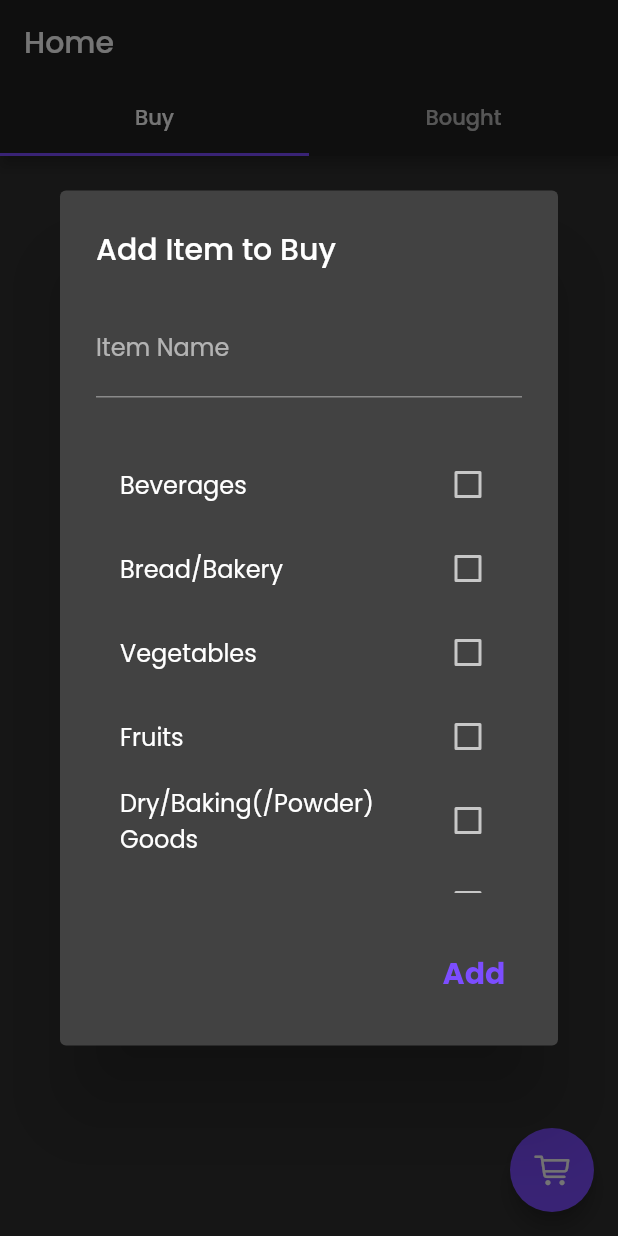
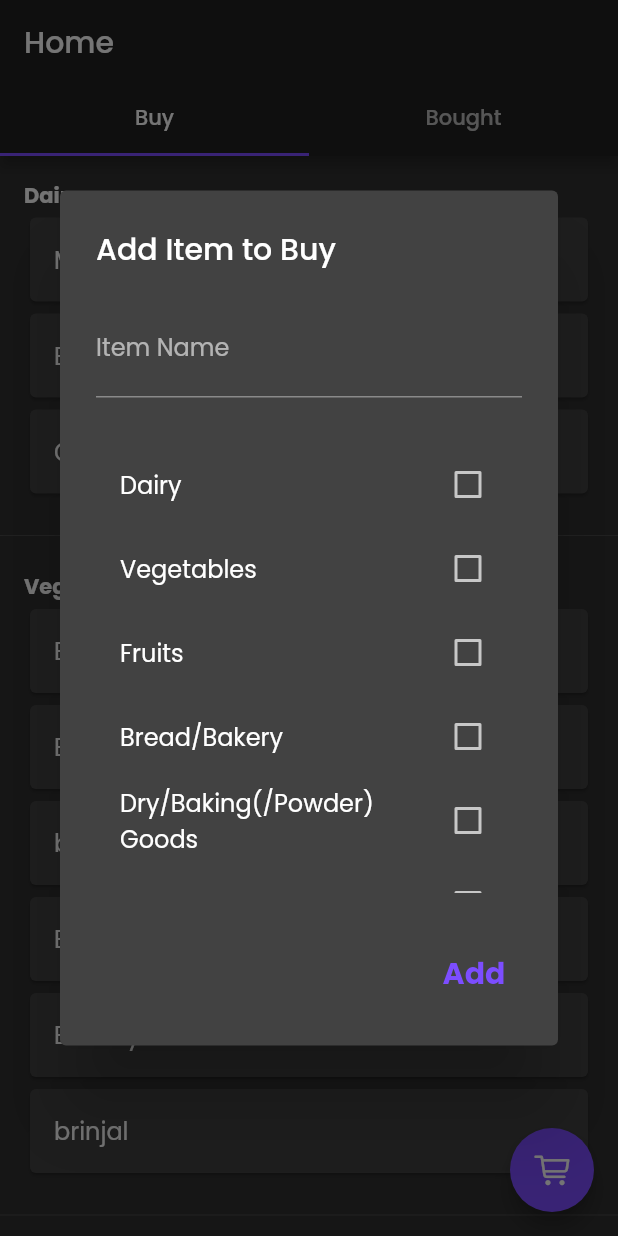
Before and after one commit to vivekpatel99/MyGroceriesListApp, a Flutter app: the screen it shows after launch, after a tap on an icon or button, on a phone screen of 412 x 824 dp. Run offline on Flutter 3.47's test engine with Material 2 defaults, Android fonts, the phone set to English and light mode, and no system bars; our stand-ins replace google_fonts.

Commit message:
buy page done

```diff
--- a/lib/models/catagory_item_model.dart
+++ b/lib/models/catagory_item_model.dart
@@ -1,3 +1,5 @@
+import 'package:my_grocery_list/models/item_model.dart';
+
 class CatagoryItem {
   final int id;
   final String catagoryName;
@@ -30,15 +32,46 @@ class CatagoryItem {
 */
 class CatagoryItemModel {
   static final catagoryItemList = [
-    CatagoryItem(id: 1, catagoryName: 'Beverages', isCheck: false),
-    CatagoryItem(id: 2, catagoryName: 'Bread/Bakery', isCheck: false),
-    CatagoryItem(id: 3, catagoryName: 'Vegetables', isCheck: false),
-    CatagoryItem(id: 4, catagoryName: 'Fruits', isCheck: false),
+    CatagoryItem(id: 1, catagoryName: 'Dairy', isCheck: false),
+    CatagoryItem(id: 2, catagoryName: 'Vegetables', isCheck: false),
+    CatagoryItem(id: 3, catagoryName: 'Fruits', isCheck: false),
+    CatagoryItem(id: 4, catagoryName: 'Bread/Bakery', isCheck: false),
     CatagoryItem(
-        id: 6, catagoryName: 'Dry/Baking(/Powder) Goods', isCheck: false),
-    CatagoryItem(id: 7, catagoryName: 'Frozen Foods', isCheck: false),
+        id: 5, catagoryName: 'Dry/Baking(/Powder) Goods', isCheck: false),
+    CatagoryItem(id: 6, catagoryName: 'Frozen Foods', isCheck: false),
+    CatagoryItem(id: 7, catagoryName: 'Beverages', isCheck: false),
     CatagoryItem(id: 8, catagoryName: 'Cleaners', isCheck: false),
     CatagoryItem(id: 9, catagoryName: 'Personal Care', isCheck: false),
     CatagoryItem(id: 10, catagoryName: 'Other', isCheck: false),
   ];
+  // static List<ItemModel> dairyProdList = [];
+  // static List<ItemModel> vegetablesList = [];
+  // static List<ItemModel> fruitsList = [];
+  static List<ItemModel> bakeryProdList = [];
+  static List<ItemModel> dryProdList = [];
+  static List<ItemModel> frozenProdList = [];
+  static List<ItemModel> beveragesList = [];
+  static List<ItemModel> cleanersList = [];
+  static List<ItemModel> personalCareProdList = [];
+  static List<ItemModel> otherList = [];
+
+  static List<ItemModel> dairyProdList = [
+    ItemModel(name: 'Milk', catagory: 'Dairy'),
+    ItemModel(name: 'Butter milk', catagory: 'Dairy'),
+    ItemModel(name: 'Cheese', catagory: 'Dairy'),
+  ];
+  static List<ItemModel> vegetablesList = [
+    ItemModel(name: 'Beans', catagory: 'Vegetables'),
+    ItemModel(name: 'Brokoly', catagory: 'Vegetables'),
+    ItemModel(name: 'brinjal', catagory: 'Vegetables'),
+    ItemModel(name: 'Beans', catagory: 'Vegetables'),
+    ItemModel(name: 'Brokoly', catagory: 'Vegetables'),
+    ItemModel(name: 'brinjal', catagory: 'Vegetables'),
+  ];
+  static List<ItemModel> fruitsList = [
+    ItemModel(name: 'Watermelon', catagory: 'Fruits'),
+    ItemModel(name: 'Berries', catagory: 'Fruits'),
+    ItemModel(name: 'Apple', catagory: 'Fruits'),
+    ItemModel(name: 'Banane', catagory: 'Fruits'),
+  ];
 }
--- a/lib/models/item_model.dart
+++ b/lib/models/item_model.dart
@@ -10,14 +10,13 @@ class ItemModel {
   final String name; // name of item
   final String
       catagory; // catagory of item such as dairy, vagitables, fruits, beans, other
-  final bool status; // buy list or Bought list
+  bool status = true; // buy list or Bought list
   // final num price1; // save price for one place
   // final num price2; // save price for 2nd place
 
-  ItemModel(
-    this.name,
-    this.catagory,
-    this.status,
-  );
+  ItemModel({
+    required this.name,
+    required this.catagory,
+  });
   String id = UniqueKey().toString();
 }
--- a/lib/pages/buy_page.dart
+++ b/lib/pages/buy_page.dart
@@ -1,12 +1,84 @@
 import 'package:flutter/material.dart';
+import 'package:my_grocery_list/models/catagory_item_model.dart';
+import 'package:my_grocery_list/models/item_model.dart';
 
 class BuyPage extends StatelessWidget {
-  const BuyPage({Key? key}) : super(key: key);
+  final _catagoryList = CatagoryItemModel.catagoryItemList;
+  final dairyProdList = CatagoryItemModel.dairyProdList;
+  final vegetablesList = CatagoryItemModel.vegetablesList;
+  final fruitsList = CatagoryItemModel.fruitsList;
 
   @override
   Widget build(BuildContext context) {
     return Scaffold(
-        // body: ,
-        );
+      body: SingleChildScrollView(
+        child: Column(
+          children: [
+            CatagorySection(
+                catagory: _catagoryList[0], itemList: dairyProdList),
+            Divider(),
+            CatagorySection(
+                catagory: _catagoryList[1], itemList: vegetablesList),
+            Divider(),
+            CatagorySection(catagory: _catagoryList[2], itemList: fruitsList),
+            Divider(),
+          ],
+        ),
+      ),
+    );
   }
 }
+
+class CatagorySection extends StatelessWidget {
+  const CatagorySection({
+    Key? key,
+    required this.catagory,
+    required this.itemList,
+  }) : super(key: key);
+
+  final CatagoryItem catagory;
+  final List<ItemModel> itemList;
+
+  @override
+  Widget build(BuildContext context) {
+    return Padding(
+      padding: const EdgeInsets.all(16.0),
+      child: Column(
+        crossAxisAlignment: CrossAxisAlignment.start,
+        mainAxisAlignment: MainAxisAlignment.start,
+        children: [
+          Text(
+            catagory.catagoryName,
+            style: TextStyle(
+              fontWeight: FontWeight.bold,
+            ),
+          ),
+          itemList.isEmpty
+              ? Text("No Items")
+              : ListView.builder(
+                  physics: const NeverScrollableScrollPhysics(),
+                  scrollDirection: Axis.vertical,
+                  shrinkWrap: true,
+                  itemCount: itemList.length,
+                  itemBuilder: (BuildContext context, index) {
+                    return Dismissible(
+                      key: UniqueKey(),
+                      direction: DismissDirection.startToEnd,
+                      onDismissed: (_) {
+                        itemList[index].status = false;
+                      },
+                      child: Card(
+                        child: itemList[index].status
+                            ? ListTile(
+                                title: Text(itemList[index].name),
+                              )
+                            : null,
+                      ),
+                    );
+                  },
+                ),
+        ],
+      ),
+    );
+  }
+}
--- a/lib/pages/home_page.dart
+++ b/lib/pages/home_page.dart
@@ -1,8 +1,8 @@
 import 'package:flutter/cupertino.dart';
 import 'package:flutter/material.dart';
-import 'package:my_grocery_list/models/catagory_item_model.dart';
 import 'package:my_grocery_list/pages/bought_page.dart';
 import 'package:my_grocery_list/pages/buy_page.dart';
+import 'package:my_grocery_list/wigets/item_add_button.dart';
 
 class HomePage extends StatelessWidget {
   const HomePage({Key? key}) : super(key: key);
@@ -21,9 +21,6 @@ class HomePage extends StatelessWidget {
               Tab(
                 text: "Bought",
               ),
-              // Tab(
-              //   text: "Inventory",
-              // )
             ],
           ),
         ),
@@ -38,96 +35,3 @@ class HomePage extends StatelessWidget {
     );
   }
 }
-
-class AddItemButton extends StatelessWidget {
-  @override
-  Widget build(BuildContext context) {
-    return FloatingActionButton(
-      onPressed: () {
-        showDialog(
-            context: context,
-            builder: (BuildContext context) {
-              return PopUPAddItemWindow();
-            });
-      },
-      child: Icon(CupertinoIcons.shopping_cart),
-    );
-  }
-}
-
-class PopUPAddItemWindow extends StatefulWidget {
-  const PopUPAddItemWindow({Key? key}) : super(key: key);
-
-  @override
-  _PopUPAddItemWindowState createState() => _PopUPAddItemWindowState();
-}
-
-class _PopUPAddItemWindowState extends State<PopUPAddItemWindow> {
-  final _catagoryList = CatagoryItemModel.catagoryItemList;
-  @override
-  Widget build(BuildContext context) {
-    return AlertDialog(
-      scrollable: true,
-      title: Text('Add Item to Buy'),
-      content: SingleChildScrollView(
-        child: Column(
-          mainAxisSize: MainAxisSize.min,
-          crossAxisAlignment: CrossAxisAlignment.start,
-          children: [
-            TextFormField(
-              decoration: InputDecoration(
-                hintText: "Enter Item Name",
-                labelText: "Item Name",
-              ),
-            ),
-            SizedBox(
-              height: 30.0,
-            ),
-            Container(
-              height: 300.0,
-              width: 400.0,
-              child: ListView.builder(
-                itemCount: _catagoryList.length,
-                itemBuilder: (BuildContext context, index) {
-                  return Container(
-                    child: Column(
-                      children: [
-                        CheckboxListTile(
-                          title: Text(_catagoryList[index].catagoryName),
-                          value: _catagoryList[index].isCheck,
-                          onChanged: (val) {
-                            setState(() {});
-                            _catagoryList[index].isCheck = val!;
-                            print(_catagoryList[index].catagoryName);
-                          },
-                        ),
-                      ],
-                    ),
-                  );
-                },
-              ),
-            ),
-            SizedBox(
-              height: 30.0,
-            ),
-            Row(
-              mainAxisAlignment: MainAxisAlignment.end,
-              children: [
-                TextButton(
-                  onPressed: () {},
-                  child: Text(
-                    'Add',
-                    style: TextStyle(
-                        color: Theme.of(context).accentColor,
-                        fontWeight: FontWeight.bold,
-                        fontSize: 20.0),
-                  ),
-                ),
-              ],
-            )
-          ],
-        ),
-      ),
-    );
-  }
-}
--- /dev/null
+++ b/lib/wigets/item_add_button.dart
@@ -0,0 +1,19 @@
+import 'package:flutter/cupertino.dart';
+import 'package:flutter/material.dart';
+import 'package:my_grocery_list/wigets/popup_add_item_window.dart';
+
+class AddItemButton extends StatelessWidget {
+  @override
+  Widget build(BuildContext context) {
+    return FloatingActionButton(
+      onPressed: () {
+        showDialog(
+            context: context,
+            builder: (BuildContext context) {
+              return PopUPAddItemWindow();
+            });
+      },
+      child: Icon(CupertinoIcons.shopping_cart),
+    );
+  }
+}
--- /dev/null
+++ b/lib/wigets/popup_add_item_window.dart
@@ -0,0 +1,87 @@
+import 'package:flutter/material.dart';
+import 'package:my_grocery_list/models/catagory_item_model.dart';
+
+class PopUPAddItemWindow extends StatefulWidget {
+  const PopUPAddItemWindow({Key? key}) : super(key: key);
+
+  @override
+  _PopUPAddItemWindowState createState() => _PopUPAddItemWindowState();
+}
+
+class _PopUPAddItemWindowState extends State<PopUPAddItemWindow> {
+  final _catagoryList = CatagoryItemModel.catagoryItemList;
+  late String _userEnteredItemName;
+  late String _catagoryName;
+  @override
+  Widget build(BuildContext context) {
+    return AlertDialog(
+      scrollable: true,
+      title: Text('Add Item to Buy'),
+      content: SingleChildScrollView(
+        child: Column(
+          mainAxisSize: MainAxisSize.min,
+          crossAxisAlignment: CrossAxisAlignment.start,
+          children: [
+            TextField(
+              onChanged: (text) {
+                _userEnteredItemName = text;
+                // print(_userEnteredItemName);
+              },
+              decoration: InputDecoration(
+                hintText: "Enter Item Name",
+                labelText: "Item Name",
+              ),
+            ),
+            SizedBox(
+              height: 30.0,
+            ),
+            Container(
+              height: 300.0,
+              width: 400.0,
+              child: ListView.builder(
+                itemCount: _catagoryList.length,
+                itemBuilder: (BuildContext context, index) {
+                  return Container(
+                    child: Column(
+                      children: [
+                        CheckboxListTile(
+                          title: Text(_catagoryList[index].catagoryName),
+                          value: _catagoryList[index].isCheck,
+                          onChanged: (val) {
+                            setState(() {});
+                            _catagoryList[index].isCheck = val!;
+                            _catagoryName = _catagoryList[index].catagoryName;
+                          },
+                        ),
+                      ],
+                    ),
+                  );
+                },
+              ),
+            ),
+            SizedBox(
+              height: 30.0,
+            ),
+            Row(
+              mainAxisAlignment: MainAxisAlignment.end,
+              children: [
+                TextButton(
+                  onPressed: () {
+                    print('$_userEnteredItemName -> $_catagoryName');
+                  },
+                  child: Text(
+                    'Add',
+                    style: TextStyle(
+                        color: Theme.of(context).accentColor,
+                        fontWeight: FontWeight.bold,
+                        fontSize: 20.0),
+                  ),
+                ),
+              ],
+            )
+          ],
+        ),
+      ),
+    );
+  }
+}
```
